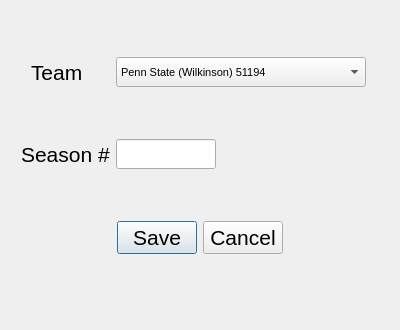
Above: UI/newseason.ui from ebzimny01/gd-recruit before the change. Below: the same form after it.
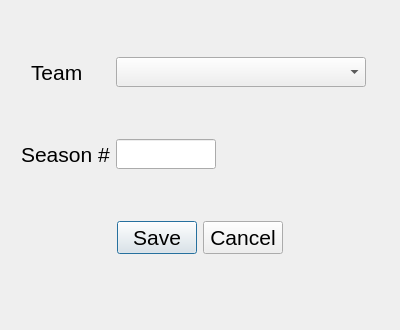
That is the form after the change.

Commit message: Fixed bug where I hard coded Penn State accidentally

What changed in the file:
```diff
--- a/UI/newseason.ui
+++ b/UI/newseason.ui
@@ -80,11 +80,6 @@
        <pointsize>8</pointsize>
       </font>
      </property>
-     <item>
-      <property name="text">
-       <string>Penn State (Wilkinson) 51194</string>
-      </property>
-     </item>
     </widget>
    </item>
    <item row="5" column="0">
```
The commit also changes 1 other file.
